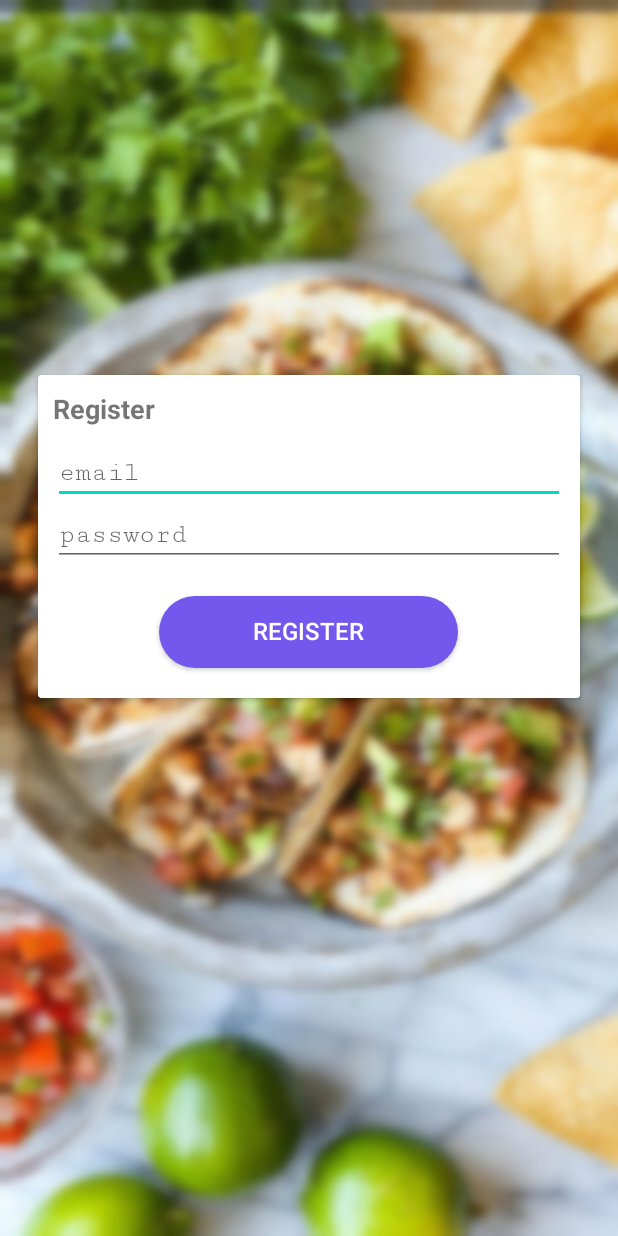
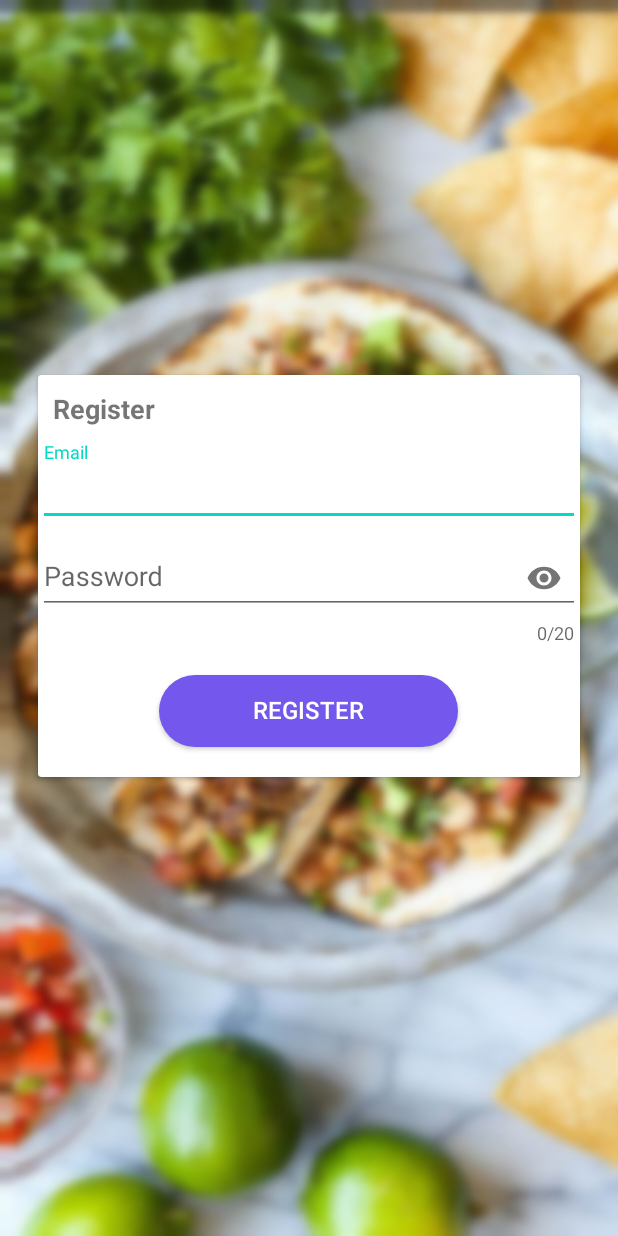
Before and after one commit to Brankim1/Smart-Recipe-Manager, an Android app: the screen it shows after launch (RegisterActivity), after a tap on "NEW USER", on a phone screen of 412 x 824 dp. Run offline under Robolectric (Android 15) with nearby library versions, the phone set to English and light mode, and no system bars; our stand-ins replace Firebase (no records; nobody signed in at launch, a user with empty details on screens opened directly).

Commit message:
add text design

```diff
--- a/app/src/main/java/com/example/smartrecipemanager/LoginActivity.java
+++ b/app/src/main/java/com/example/smartrecipemanager/LoginActivity.java
@@ -16,6 +16,7 @@ import android.widget.Toast;
 
 import com.google.android.gms.tasks.OnCompleteListener;
 import com.google.android.gms.tasks.Task;
+import com.google.android.material.textfield.TextInputLayout;
 import com.google.firebase.auth.AuthResult;
 import com.google.firebase.auth.FirebaseAuth;
 import com.google.firebase.auth.FirebaseAuthInvalidCredentialsException;
@@ -23,8 +24,8 @@ import com.google.firebase.auth.FirebaseAuthInvalidUserException;
 
 public class LoginActivity extends AppCompatActivity implements View.OnClickListener {
     private FirebaseAuth mAuth;
-    private EditText email;
-    private EditText password;
+    private TextInputLayout email;
+    private TextInputLayout password;
     private Button login;
     private Button forgot;
     private Button newUser;
@@ -35,8 +36,8 @@ public class LoginActivity extends AppCompatActivity implements View.OnClickList
         super.onCreate(savedInstanceState);
         setContentView(R.layout.activity_log_in);
         mAuth = FirebaseAuth.getInstance();
-        email=(EditText)findViewById(R.id.email);
-        password=(EditText)findViewById(R.id.password);
+        email= (TextInputLayout)findViewById(R.id.email);
+        password=(TextInputLayout)findViewById(R.id.password);
         login=(Button)findViewById(R.id.login);
         forgot=(Button)findViewById(R.id.forgot);
         newUser=(Button)findViewById(R.id.newUser);
@@ -52,8 +53,8 @@ public class LoginActivity extends AppCompatActivity implements View.OnClickList
             case R.id.login:
                 if (network() == true) {
                     //handle input
-                    String emailText=email.getText().toString();
-                    String passwordText=password.getText().toString();
+                    String emailText=email.getEditText().getText().toString();
+                    String passwordText=password.getEditText().getText().toString();
                     //check input
                     if(emailText.length()==0){
                         Toast.makeText(this, "Please input email", Toast.LENGTH_SHORT).show();
--- a/app/src/main/java/com/example/smartrecipemanager/RegisterActivity.java
+++ b/app/src/main/java/com/example/smartrecipemanager/RegisterActivity.java
@@ -14,30 +14,31 @@ import android.widget.Toast;
 import com.google.android.gms.tasks.OnCompleteListener;
 import com.google.android.gms.tasks.OnFailureListener;
 import com.google.android.gms.tasks.Task;
+import com.google.android.material.textfield.TextInputLayout;
 import com.google.firebase.auth.AuthResult;
 import com.google.firebase.auth.FirebaseAuth;
 import com.google.firebase.auth.FirebaseAuthUserCollisionException;
 
 public class RegisterActivity extends AppCompatActivity{
     private FirebaseAuth mAuth;
-    private EditText email;
-    private EditText password;
+    private TextInputLayout email;
+    private TextInputLayout password;
     private Button register;
     @Override
     protected void onCreate(Bundle savedInstanceState) {
         super.onCreate(savedInstanceState);
         setContentView(R.layout.activity_regist);
         mAuth = FirebaseAuth.getInstance();
-        email=(EditText)findViewById(R.id.email2);
-        password=(EditText)findViewById(R.id.password2);
+        email=(TextInputLayout)findViewById(R.id.email2);
+        password=(TextInputLayout)findViewById(R.id.password2);
         register=(Button)findViewById(R.id.register);
         register.setOnClickListener(new View.OnClickListener(){
             @Override
             public void onClick(View v) {
 
                 //register
-                String emailText=email.getText().toString();
-                String passwordText=password.getText().toString();
+                String emailText=email.getEditText().getText().toString();
+                String passwordText=password.getEditText().getText().toString();
                 if(emailText.length()==0){
                     Toast.makeText(RegisterActivity.this, "Please input email", Toast.LENGTH_SHORT).show();
                 }
--- a/app/src/main/res/layout/activity_regist.xml
+++ b/app/src/main/res/layout/activity_regist.xml
@@ -43,27 +43,31 @@
                 android:textSize="18sp"
                 android:textStyle="bold" />
 
-            <EditText
+            <com.google.android.material.textfield.TextInputLayout
                 android:id="@+id/email2"
                 android:layout_width="match_parent"
                 android:layout_height="wrap_content"
-                android:layout_marginLeft="10dp"
-                android:layout_marginRight="10dp"
-                android:ems="10"
-                android:fontFamily="serif-monospace"
-                android:hint="email"
-                android:inputType="textEmailAddress" />
+                android:hint="Email"
+                app:endIconMode="clear_text">
+                <com.google.android.material.textfield.TextInputEditText
+                    android:layout_width="match_parent"
+                    android:layout_height="wrap_content" />
+            </com.google.android.material.textfield.TextInputLayout>
 
-            <EditText
+            <com.google.android.material.textfield.TextInputLayout
                 android:id="@+id/password2"
                 android:layout_width="match_parent"
                 android:layout_height="wrap_content"
-                android:layout_marginLeft="10dp"
-                android:layout_marginRight="10dp"
-                android:ems="10"
-                android:fontFamily="serif-monospace"
-                android:hint="password"
-                android:inputType="textVisiblePassword" />
+                app:counterEnabled="true"
+                app:counterMaxLength="20"
+                app:endIconMode="password_toggle"
+                android:hint="Password"
+                >
+                <com.google.android.material.textfield.TextInputEditText
+                    android:layout_width="match_parent"
+                    android:layout_height="wrap_content"
+                    android:inputType="textPassword"/>
+            </com.google.android.material.textfield.TextInputLayout>
             <Button
                 android:id="@+id/register"
                 android:layout_width="wrap_content"
```
Also changed, not shown: app/src/main/java/com/example/smartrecipemanager/ResetActivity.java (+4 -3 lines), app/src/main/res/layout/activity_log_in.xml (+19 -14 lines), app/src/main/res/layout/activity_reset.xml (+7 -7 lines).
